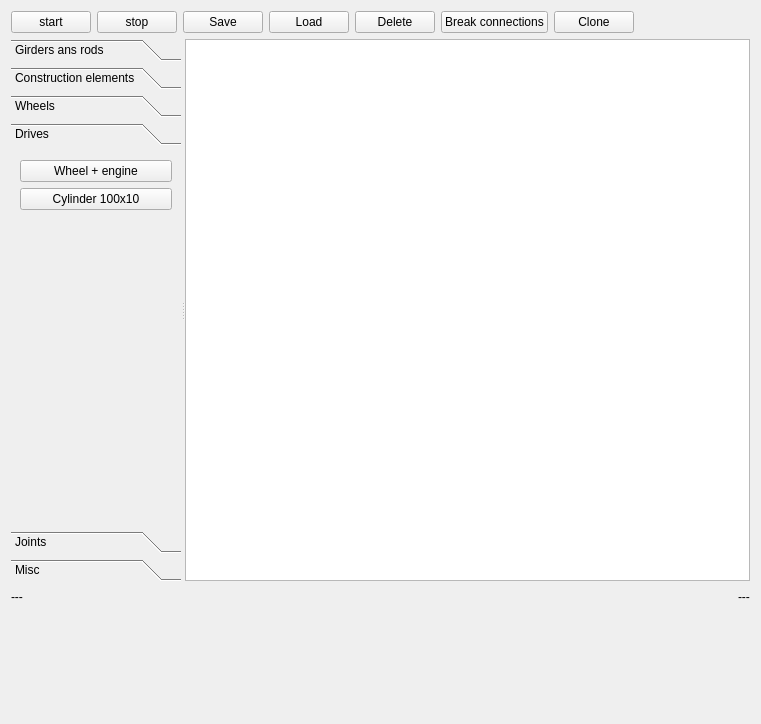
Old version of the form construqtor/mainwindow.ui in the repository maciekgajewski/construqtor.
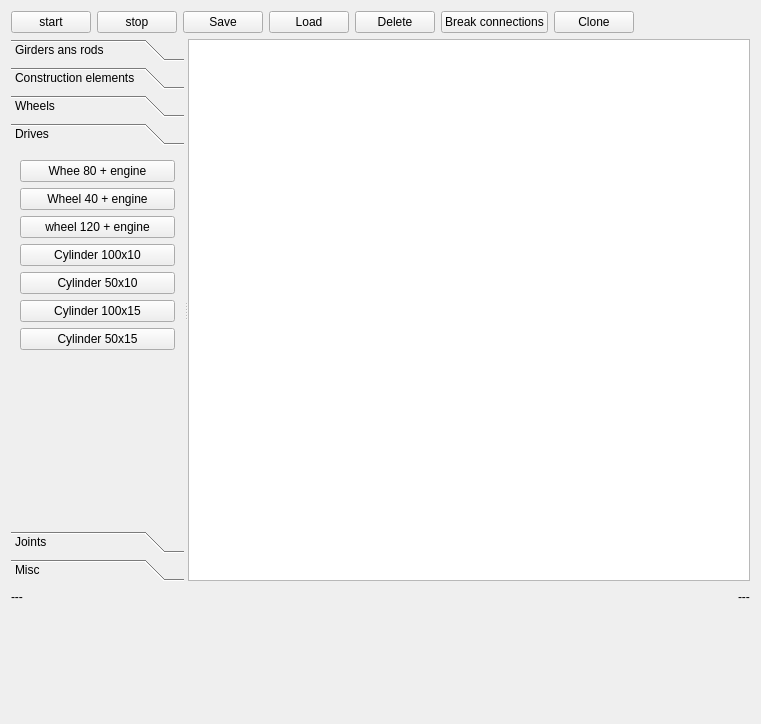
New version of the form. The open tabs and pages were chosen to show the change. Custom widgets are drawn as their Qt base class.

Commit message: Added more eleemnts, wheel w/engone interface refreshed

Diff of the .ui file:
```diff
--- a/construqtor/mainwindow.ui
+++ b/construqtor/mainwindow.ui
@@ -223,8 +223,8 @@
         <rect>
          <x>0</x>
          <y>0</y>
-         <width>128</width>
-         <height>366</height>
+         <width>186</width>
+         <height>351</height>
         </rect>
        </property>
        <attribute name="label" >
@@ -234,7 +234,21 @@
         <item>
          <widget class="QPushButton" name="buttonWwE" >
           <property name="text" >
-           <string>Wheel + engine</string>
+           <string>Whee 80 + engine</string>
+          </property>
+         </widget>
+        </item>
+        <item>
+         <widget class="QPushButton" name="buttonWwE40" >
+          <property name="text" >
+           <string>Wheel 40 + engine</string>
+          </property>
+         </widget>
+        </item>
+        <item>
+         <widget class="QPushButton" name="buttonWwE120" >
+          <property name="text" >
+           <string>wheel 120 + engine</string>
           </property>
          </widget>
         </item>
@@ -245,6 +259,27 @@
           </property>
          </widget>
         </item>
+        <item>
+         <widget class="QPushButton" name="buttonCylinder50" >
+          <property name="text" >
+           <string>Cylinder 50x10</string>
+          </property>
+         </widget>
+        </item>
+        <item>
+         <widget class="QPushButton" name="buttonCylinder100d15" >
+          <property name="text" >
+           <string>Cylinder 100x15</string>
+          </property>
+         </widget>
+        </item>
+        <item>
+         <widget class="QPushButton" name="buttonCylinder50d15" >
+          <property name="text" >
+           <string>Cylinder 50x15</string>
+          </property>
+         </widget>
+        </item>
         <item>
          <spacer>
           <property name="orientation" >
```
Left out of the diff: 54 changed lines with no effect on the pictures. The commit also changes 10 other files.
